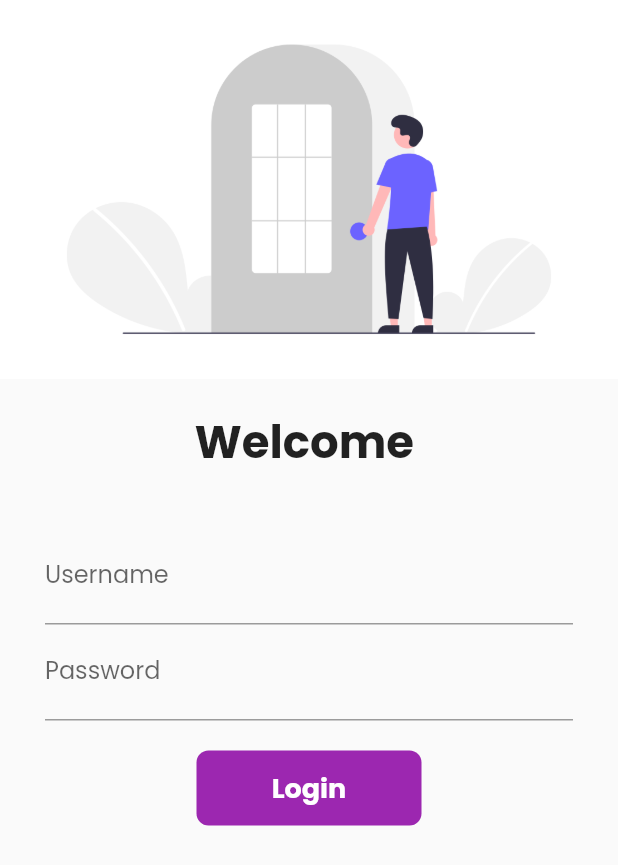
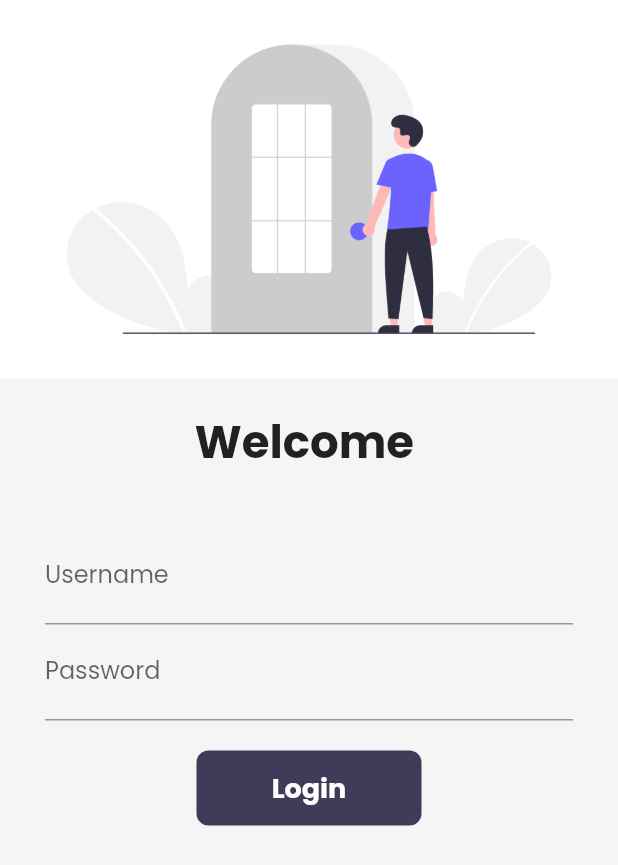
Before and after one commit to ashwani280496/30daysofflutter, a Flutter app: the LoginPage screen opened by its route, on a phone screen of 412 x 824 dp. Shown: the top 865 px of the screen. Run offline on Flutter 3.47's test engine with Material 2 defaults, Android fonts, the phone set to English and light mode, and no system bars; our stand-ins replace google_fonts, velocity_x; network calls fail.

Commit message:
day 20 complete [+] dark theme implemented in whole app

```diff
--- a/lib/Pages/login_page.dart
+++ b/lib/Pages/login_page.dart
@@ -30,6 +30,7 @@ class _LoginPageState extends State<LoginPage> {
   @override
   Widget build(BuildContext context) {
     return Material(
+        color: Theme.of(context).canvasColor,
         child: SingleChildScrollView(
           child: Form(
               key: _formKey,
@@ -50,13 +51,14 @@ class _LoginPageState extends State<LoginPage> {
                     height: 20,
                   ),
                   Padding(
-                padding:
-                    const EdgeInsets.symmetric(vertical: 15, horizontal: 30),
+                    padding: const EdgeInsets.symmetric(
+                        vertical: 15, horizontal: 30),
                     child: Column(
                       children: [
                         TextFormField(
                           decoration: InputDecoration(
-                          hintText: 'Enter Username', labelText: 'Username'),
+                              hintText: 'Enter Username',
+                              labelText: 'Username'),
                           onChanged: (newText) {
                             setState(() {
                               name = newText;
@@ -71,7 +73,8 @@ class _LoginPageState extends State<LoginPage> {
                         TextFormField(
                           obscureText: true,
                           decoration: InputDecoration(
-                          hintText: 'Enter Password', labelText: 'Password'),
+                              hintText: 'Enter Password',
+                              labelText: 'Password'),
                           validator: (value) {
                             if (value!.isEmpty) {
                               return "Password cant be empty";
@@ -84,9 +87,9 @@ class _LoginPageState extends State<LoginPage> {
                           height: 20,
                         ),
                         Material(
+                          color: Theme.of(context).buttonColor,
                           borderRadius:
                               BorderRadius.circular(isButtonPressed ? 25 : 8),
-                      color: Colors.purple,
                           child: InkWell(
                             onTap: () {
                               moveToHome();
--- a/lib/main.dart
+++ b/lib/main.dart
@@ -23,8 +23,9 @@ class _MyAppState extends State<MyApp> {
   Widget build(BuildContext context) {
     return MaterialApp(
       debugShowCheckedModeBanner: false,
-      themeMode: ThemeMode.dark,
+      themeMode: ThemeMode.system,
       theme: MyThemes.lightTheme(context),
+      darkTheme: MyThemes.darkTheme(context),
       initialRoute: MyRoutes.home,
       // darkTheme: ThemeData(brightness: Brightness.dark),
       routes: {
--- a/lib/widgets/home_widget/catalog_header.dart
+++ b/lib/widgets/home_widget/catalog_header.dart
@@ -10,7 +10,7 @@ class CateglogHeader extends StatelessWidget {
     return Column(
       crossAxisAlignment: CrossAxisAlignment.start,
       children: [
-        "Catelog App".text.xl5.color(MyThemes.blueishColor).bold.make(),
+        "Catelog App".text.xl5.color(context.accentColor).bold.make(),
         "Trending Apps".text.xl2.make()
       ],
     );
--- a/lib/widgets/home_widget/catalog_image.dart
+++ b/lib/widgets/home_widget/catalog_image.dart
@@ -12,7 +12,7 @@ class CatelogImage extends StatelessWidget {
         .box
         .rounded
         .p8
-        .color(MyThemes.creamyColor)
+        .color(context.canvasColor)
         .make()
         .p16()
         .w40(context);
--- a/lib/widgets/themes.dart
+++ b/lib/widgets/themes.dart
@@ -1,16 +1,38 @@
 import 'package:flutter/material.dart';
 import 'package:google_fonts/google_fonts.dart';
+import 'package:velocity_x/velocity_x.dart';
 
 class MyThemes {
   static ThemeData lightTheme(BuildContext context) => ThemeData(
       fontFamily: GoogleFonts.poppins().fontFamily,
       primarySwatch: Colors.deepPurple,
+      cardColor: Colors.white,
+      canvasColor: creamyColor,
+      buttonColor: blueishColor,
+      accentColor: blueishColor,
       appBarTheme: AppBarTheme(
           backgroundColor: Colors.white,
           elevation: 0,
           iconTheme: IconThemeData(color: Colors.black),
           textTheme: Theme.of(context).textTheme));
 
+  static ThemeData darkTheme(BuildContext context) => ThemeData(
+      fontFamily: GoogleFonts.poppins().fontFamily,
+      brightness: Brightness.dark,
+      primarySwatch: Colors.deepPurple,
+      cardColor: Colors.black,
+      canvasColor: darkCreamyColor,
+      buttonColor: darkBlueishColor,
+      accentColor: Colors.white,
+      appBarTheme: AppBarTheme(
+          backgroundColor: Colors.white,
+          elevation: 0,
+          iconTheme: IconThemeData(color: Colors.white),
+          textTheme: Theme.of(context).textTheme));
+
   static Color creamyColor = Color(0xfff5f5f5);
+  static Color darkCreamyColor = Vx.gray900;
+
   static Color blueishColor = Color(0xff403b58);
+  static Color darkBlueishColor = Vx.indigo500;
 }
```
Also changed, not shown: lib/Pages/home_details.dart (+8 -8 lines), lib/Pages/home_pages.dart (+6 -3 lines), lib/widgets/home_widget/catalog_list.dart (+4 -4 lines). Lines whose indentation alone changed are shown as unchanged.
